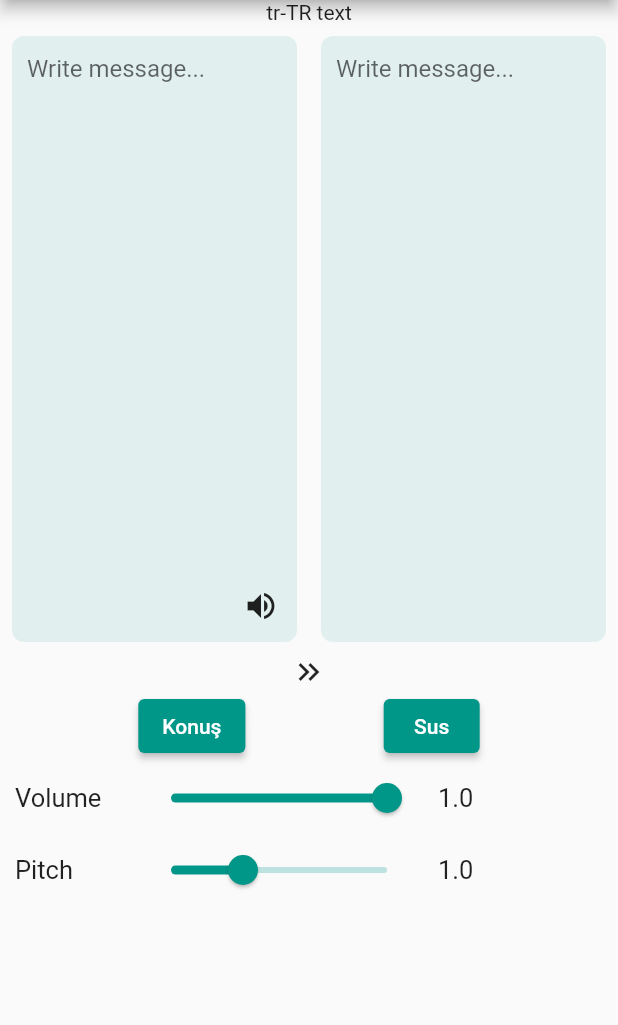
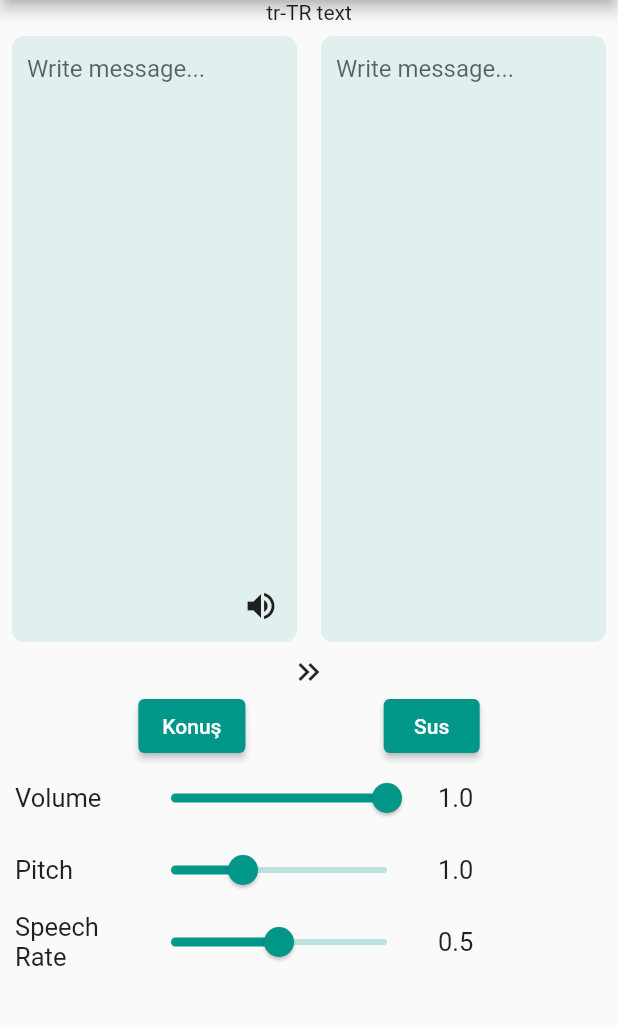
Before and after one commit to Keyvan14162/alltalk_translate, a Flutter app: the screen it shows after launch, after a tap on the "volume up" icon, on a phone screen of 412 x 824 dp, the part 84-1109 px from its top. Run offline on Flutter 3.47's test engine with Material 2 defaults, Android fonts, the phone set to English and light mode, and no system bars; our stand-ins replace flutter_tts, hooks_riverpod.

Commit message:
initial commit

```diff
--- a/lib/home_page.dart
+++ b/lib/home_page.dart
@@ -29,11 +29,28 @@ class _HomePageState extends ConsumerState<HomePage> {
     _firstTextController = TextEditingController();
     _secondTextController = TextEditingController();
     init();
+    initSetting();
   }
 
   void init() async {
     languages = List<String>.from(await flutterTts.getLanguages);
     setState(() {});
+  }
+
+  initSetting() async {
+    await flutterTts.setVolume(volume);
+    await flutterTts.setPitch(pitch);
+    await flutterTts.setSpeechRate(speechRate);
+    await flutterTts.setLanguage(ref.read(langCodeProvider.notifier).state);
+  }
+
+  Future _speak() async {
+    await initSetting();
+    await flutterTts.speak(_firstTextController.text);
+  }
+
+  Future _stop() async {
+    await flutterTts.stop();
   }
 
   @override
@@ -43,7 +60,8 @@ class _HomePageState extends ConsumerState<HomePage> {
     return Scaffold(
       appBar: AppBar(title: const Text("AllTalk Translate")),
       body: SingleChildScrollView(
-        child: Column(children: [
+        child: Column(
+          children: [
             Text("${ref.watch(langCodeProvider)} text"),
             // Text field
             Row(
@@ -54,7 +72,8 @@ class _HomePageState extends ConsumerState<HomePage> {
                     padding: const EdgeInsets.all(8.0),
                     child: Container(
                       decoration: BoxDecoration(
-                      borderRadius: const BorderRadius.all(Radius.circular(8)),
+                        borderRadius:
+                            const BorderRadius.all(Radius.circular(8)),
                         color: Theme.of(context).primaryColor.withOpacity(0.1),
                       ),
                       child: Padding(
@@ -101,7 +120,8 @@ class _HomePageState extends ConsumerState<HomePage> {
                     padding: const EdgeInsets.all(8.0),
                     child: Container(
                       decoration: BoxDecoration(
-                      borderRadius: const BorderRadius.all(Radius.circular(8)),
+                        borderRadius:
+                            const BorderRadius.all(Radius.circular(8)),
                         color: Theme.of(context).primaryColor.withOpacity(0.1),
                       ),
                       child: Padding(
@@ -215,7 +235,7 @@ class _HomePageState extends ConsumerState<HomePage> {
                       setState(() {
                         pitch = value;
                       });
-                    await flutterTts.setPitch(pitch);
+                      // await flutterTts.setPitch(pitch);
                     },
                   ),
                   Container(
@@ -227,24 +247,43 @@ class _HomePageState extends ConsumerState<HomePage> {
                 ],
               ),
             ),
-        ]),
+
+            // speech rate
+            Container(
+              margin: const EdgeInsets.only(left: 10),
+              child: Row(
+                children: [
+                  const SizedBox(
+                    width: 80,
+                    child: Text(
+                      "Speech Rate",
+                      style: TextStyle(fontSize: 17),
+                    ),
+                  ),
+                  Slider(
+                    min: 0.0,
+                    max: 1.0,
+                    value: speechRate,
+                    onChanged: (value) async {
+                      setState(() {
+                        speechRate = value;
+                      });
+                      // await flutterTts.setSpeechRate(speechRate);
+                    },
+                  ),
+                  Container(
+                    margin: const EdgeInsets.only(left: 10),
+                    child: Text(
+                      double.parse((speechRate).toStringAsFixed(2)).toString(),
+                      style: const TextStyle(fontSize: 17),
+                    ),
+                  )
+                ],
+              ),
+            ),
+          ],
+        ),
       ),
     );
   }
-
-  void initSetting() async {
-    await flutterTts.setVolume(volume);
-    await flutterTts.setPitch(pitch);
-    await flutterTts.setSpeechRate(speechRate);
-    await flutterTts.setLanguage(ref.read(langCodeProvider.notifier).state);
 }
-
-  void _speak() async {
-    initSetting();
-    await flutterTts.speak(_firstTextController.text);
-  }
-
-  void _stop() async {
-    await flutterTts.stop();
-  }
-}
--- a/lib/widgets/change_language_button.dart
+++ b/lib/widgets/change_language_button.dart
@@ -1,6 +1,5 @@
 import 'package:alltalk_translate/providers.dart';
 import 'package:flutter/material.dart';
-import 'package:flutter_tts/flutter_tts.dart';
 import 'package:hooks_riverpod/hooks_riverpod.dart';
 
 class ChangeLanguageButton extends StatefulHookConsumerWidget {
@@ -15,7 +14,6 @@ class ChangeLanguageButton extends StatefulHookConsumerWidget {
 class _ChangeLanguageButtonState extends ConsumerState<ChangeLanguageButton> {
   String selectedCountryAbbreviation = "tr";
   final double flagImageHeight = 36;
-  FlutterTts flutterTts = FlutterTts();
 
   @override
   Widget build(BuildContext context) {
@@ -60,8 +58,6 @@ class _ChangeLanguageButtonState extends ConsumerState<ChangeLanguageButton> {
           onTap: () async {
             selectedCountryAbbreviation = countryAbbreviation;
             ref.read(langCodeProvider.notifier).state = element.toString();
-            await flutterTts
-                .setLanguage(ref.read(langCodeProvider.notifier).state);
           },
           child: Row(
             mainAxisAlignment: MainAxisAlignment.spaceBetween,
```
Lines whose indentation alone changed are shown as unchanged.
